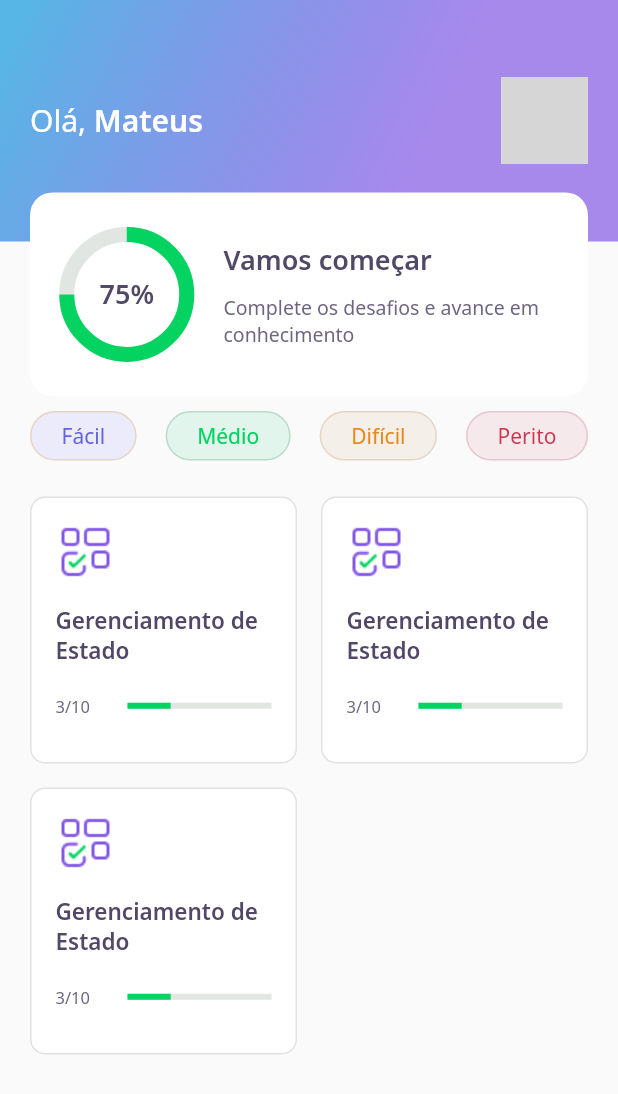
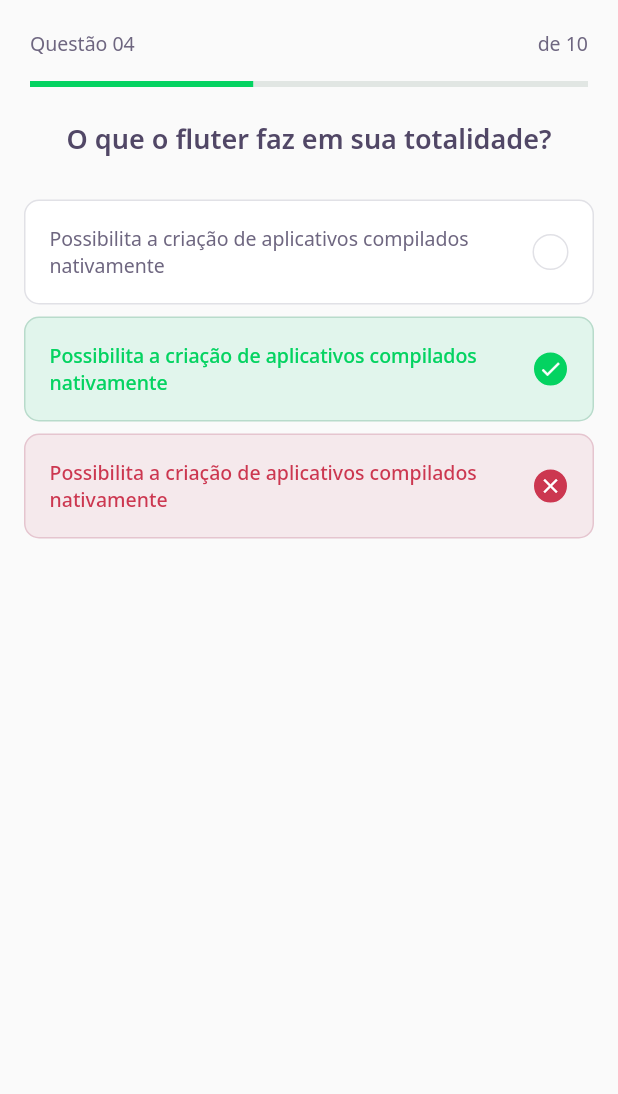
Before and after one commit to mateus-araujo/flutter-devquiz, a Flutter app: the screen it shows after launch, on a phone screen of 412 x 824 dp. Shown: the top 1094 px of the screen. Run offline on Flutter 3.47's test engine with Material 2 defaults, Android fonts, the phone set to English and light mode, and no system bars; our stand-ins replace google_fonts; grey boxes are pictures that could not be loaded.

Commit message:
feat(challenge-view): create challenge view with quiz and answers widgets

```diff
--- a/lib/src/app/app_widget.dart
+++ b/lib/src/app/app_widget.dart
@@ -1,3 +1,4 @@
+import 'package:devquiz/src/app/pages/challenge/challenge_view.dart';
 import 'package:devquiz/src/app/pages/home/home_view.dart';
 import 'package:flutter/material.dart';
 
@@ -6,7 +7,7 @@ class AppWidget extends StatelessWidget {
   Widget build(BuildContext context) {
     return MaterialApp(
       title: "DevQuiz",
-      home: HomeView(),
+      home: ChallengeView(),
     );
   }
 }
--- /dev/null
+++ b/lib/src/app/pages/challenge/challenge_view.dart
@@ -0,0 +1,24 @@
+import 'package:devquiz/src/app/pages/challenge/widgets/question_indicator/question_indicator_widget.dart';
+import 'package:devquiz/src/app/pages/challenge/widgets/quiz/quiz_widget.dart';
+import 'package:flutter/material.dart';
+
+class ChallengeView extends StatefulWidget {
+  @override
+  _ChallengeViewState createState() => _ChallengeViewState();
+}
+
+class _ChallengeViewState extends State<ChallengeView> {
+  @override
+  Widget build(BuildContext context) {
+    return Scaffold(
+        appBar: PreferredSize(
+          preferredSize: Size.fromHeight(80),
+          child: SafeArea(
+            child: QuestionIndicatorWidget(),
+          ),
+        ),
+        body: QuizWidget(
+          title: 'O que o fluter faz em sua totalidade?',
+        ));
+  }
+}
--- /dev/null
+++ b/lib/src/app/pages/challenge/widgets/answer/answer_widget.dart
@@ -0,0 +1,83 @@
+import 'package:devquiz/src/app/shared/styles/styles.dart';
+import 'package:flutter/material.dart';
+
+class AnswerWidget extends StatelessWidget {
+  final String title;
+  final bool isRight;
+  final bool isSelected;
+
+  const AnswerWidget({
+    Key? key,
+    required this.title,
+    this.isRight = false,
+    this.isSelected = false,
+  }) : super(key: key);
+
+  Color get _selectedColorRight =>
+      isRight ? AppColors.darkGreen : AppColors.darkRed;
+
+  Color get _selectedBorderRight =>
+      isRight ? AppColors.lightGreen : AppColors.lightRed;
+
+  Color get _selectedColorCardRight =>
+      isRight ? AppColors.lightGreen : AppColors.lightRed;
+
+  Color get _selectedBorderCardRight =>
+      isRight ? AppColors.green : AppColors.red;
+
+  TextStyle get _selectedTextStyleRight =>
+      isRight ? AppTextStyles.bodyDarkGreen : AppTextStyles.bodyDarkRed;
+
+  IconData get _selectedIconRight => isRight ? Icons.check : Icons.close;
+
+  @override
+  Widget build(BuildContext context) {
+    return Padding(
+      padding: const EdgeInsets.symmetric(horizontal: 16, vertical: 4),
+      child: Container(
+        padding: EdgeInsets.all(16),
+        decoration: BoxDecoration(
+          color: isSelected ? _selectedColorCardRight : AppColors.white,
+          borderRadius: BorderRadius.circular(10),
+          border: Border.fromBorderSide(
+            BorderSide(
+              color: isSelected ? _selectedBorderCardRight : AppColors.border,
+            ),
+          ),
+        ),
+        child: Row(
+          mainAxisAlignment: MainAxisAlignment.spaceBetween,
+          children: [
+            Expanded(
+              child: Text(
+                title,
+                style:
+                    isSelected ? _selectedTextStyleRight : AppTextStyles.body,
+              ),
+            ),
+            Container(
+              width: 24,
+              height: 24,
+              decoration: BoxDecoration(
+                color: isSelected ? _selectedColorRight : AppColors.white,
+                borderRadius: BorderRadius.circular(500),
+                border: Border.fromBorderSide(
+                  BorderSide(
+                    color: isSelected ? _selectedBorderRight : AppColors.border,
+                  ),
+                ),
+              ),
+              child: isSelected
+                  ? Icon(
+                      _selectedIconRight,
+                      size: 16,
+                      color: AppColors.white,
+                    )
+                  : null,
+            ),
+          ],
+        ),
+      ),
+    );
+  }
+}
--- /dev/null
+++ b/lib/src/app/pages/challenge/widgets/question_indicator/question_indicator_widget.dart
@@ -0,0 +1,31 @@
+import 'package:devquiz/src/app/shared/styles/styles.dart';
+import 'package:devquiz/src/app/shared/widgets/progress_indicator/progress_indicator_widget.dart';
+import 'package:flutter/material.dart';
+
+class QuestionIndicatorWidget extends StatelessWidget {
+  @override
+  Widget build(BuildContext context) {
+    return Container(
+      padding: const EdgeInsets.symmetric(horizontal: 20, vertical: 20),
+      child: Column(
+        children: [
+          Row(
+            mainAxisAlignment: MainAxisAlignment.spaceBetween,
+            children: [
+              Text(
+                "Questão 04",
+                style: AppTextStyles.body,
+              ),
+              Text(
+                "de 10",
+                style: AppTextStyles.body,
+              ),
+            ],
+          ),
+          SizedBox(height: 16),
+          ProgressIndicatorWidget(value: 0.4),
+        ],
+      ),
+    );
+  }
+}
--- /dev/null
+++ b/lib/src/app/pages/challenge/widgets/quiz/quiz_widget.dart
@@ -0,0 +1,39 @@
+import 'package:devquiz/src/app/pages/challenge/widgets/answer/answer_widget.dart';
+import 'package:devquiz/src/app/shared/styles/styles.dart';
+import 'package:flutter/material.dart';
+
+class QuizWidget extends StatelessWidget {
+  final String title;
+
+  const QuizWidget({Key? key, required this.title}) : super(key: key);
+
+  @override
+  Widget build(BuildContext context) {
+    return Container(
+      child: Column(
+        children: [
+          Text(
+            title,
+            style: AppTextStyles.heading,
+          ),
+          SizedBox(height: 24),
+          AnswerWidget(
+            title:
+                'Possibilita a criação de aplicativos compilados nativamente',
+          ),
+          AnswerWidget(
+            title:
+                'Possibilita a criação de aplicativos compilados nativamente',
+            isSelected: true,
+            isRight: true,
+          ),
+          AnswerWidget(
+            title:
+                'Possibilita a criação de aplicativos compilados nativamente',
+            isSelected: true,
+          ),
+        ],
+      ),
+    );
+  }
+}
--- a/lib/src/app/pages/home/widgets/app_bar/app_bar_widget.dart
+++ b/lib/src/app/pages/home/widgets/app_bar/app_bar_widget.dart
@@ -1,6 +1,5 @@
 import 'package:devquiz/src/app/pages/home/widgets/score_card/score_card_widget.dart';
-import 'package:devquiz/src/app/theme/gradients.dart';
-import 'package:devquiz/src/app/theme/text_styles.dart';
+import 'package:devquiz/src/app/shared/styles/styles.dart';
 import 'package:flutter/material.dart';
 
 class AppBarWidget extends PreferredSize {
--- a/lib/src/app/pages/home/widgets/chart/chart_widget.dart
+++ b/lib/src/app/pages/home/widgets/chart/chart_widget.dart
@@ -1,5 +1,4 @@
-import 'package:devquiz/src/app/theme/colors.dart';
-import 'package:devquiz/src/app/theme/text_styles.dart';
+import 'package:devquiz/src/app/shared/styles/styles.dart';
 import 'package:flutter/material.dart';
 
 class ChartWidget extends StatelessWidget {
--- a/lib/src/app/pages/home/widgets/level_button/level_button_widget.dart
+++ b/lib/src/app/pages/home/widgets/level_button/level_button_widget.dart
@@ -1,4 +1,4 @@
-import 'package:devquiz/src/app/theme/colors.dart';
+import 'package:devquiz/src/app/shared/styles/styles.dart';
 import 'package:flutter/material.dart';
 import 'package:google_fonts/google_fonts.dart';
 
--- a/lib/src/app/pages/home/widgets/quiz_card/quiz_card_widget.dart
+++ b/lib/src/app/pages/home/widgets/quiz_card/quiz_card_widget.dart
@@ -1,6 +1,6 @@
-import 'package:devquiz/src/app/theme/colors.dart';
-import 'package:devquiz/src/app/theme/text_styles.dart';
-import 'package:devquiz/src/app/utils/app_images.dart';
+import 'package:devquiz/src/app/shared/styles/styles.dart';
+import 'package:devquiz/src/app/shared/utils/app_images.dart';
+import 'package:devquiz/src/app/shared/widgets/progress_indicator/progress_indicator_widget.dart';
 import 'package:flutter/material.dart';
 
 class QuizCardWidget extends StatelessWidget {
@@ -39,15 +39,10 @@ class QuizCardWidget extends StatelessWidget {
                 ),
               ),
               Expanded(
-                flex: 2,
-                child: LinearProgressIndicator(
-                  value: 0.3,
-                  backgroundColor: AppColors.chartSecondary,
-                  valueColor: AlwaysStoppedAnimation<Color>(
-                    AppColors.chartPrimary,
-                  ),
-                ),
-              )
+                  flex: 2,
+                  child: ProgressIndicatorWidget(
+                    value: 0.3,
+                  ))
             ],
           )
         ],
--- a/lib/src/app/pages/home/widgets/score_card/score_card_widget.dart
+++ b/lib/src/app/pages/home/widgets/score_card/score_card_widget.dart
@@ -1,6 +1,5 @@
 import 'package:devquiz/src/app/pages/home/widgets/chart/chart_widget.dart';
-import 'package:devquiz/src/app/theme/colors.dart';
-import 'package:devquiz/src/app/theme/text_styles.dart';
+import 'package:devquiz/src/app/shared/styles/styles.dart';
 import 'package:flutter/material.dart';
 
 class ScoreCardWidget extends StatelessWidget {
--- a/lib/src/app/pages/splash/splash_view.dart
+++ b/lib/src/app/pages/splash/splash_view.dart
@@ -1,5 +1,5 @@
-import 'package:devquiz/src/app/theme/theme.dart';
-import 'package:devquiz/src/app/utils/app_images.dart';
+import 'package:devquiz/src/app/shared/styles/styles.dart';
+import 'package:devquiz/src/app/shared/utils/app_images.dart';
 import 'package:flutter/material.dart';
 
 class SplashView extends StatelessWidget {
--- /dev/null
+++ b/lib/src/app/shared/widgets/progress_indicator/progress_indicator_widget.dart
@@ -0,0 +1,20 @@
+import 'package:devquiz/src/app/shared/styles/styles.dart';
+import 'package:flutter/material.dart';
+
+class ProgressIndicatorWidget extends StatelessWidget {
+  final double value;
+
+  const ProgressIndicatorWidget({Key? key, required this.value})
+      : super(key: key);
+
+  @override
+  Widget build(BuildContext context) {
+    return LinearProgressIndicator(
+      value: value,
+      backgroundColor: AppColors.chartSecondary,
+      valueColor: AlwaysStoppedAnimation<Color>(
+        AppColors.chartPrimary,
+      ),
+    );
+  }
+}
```
Also changed, not shown: lib/src/app/shared/styles/colors.dart (renamed from lib/src/app/theme/colors.dart), lib/src/app/shared/styles/gradients.dart (renamed from lib/src/app/theme/gradients.dart), lib/src/app/shared/styles/styles.dart (renamed from lib/src/app/theme/theme.dart), lib/src/app/shared/styles/text_styles.dart (renamed from lib/src/app/theme/text_styles.dart), lib/src/app/shared/utils/app_images.dart (renamed from lib/src/app/utils/app_images.dart).
